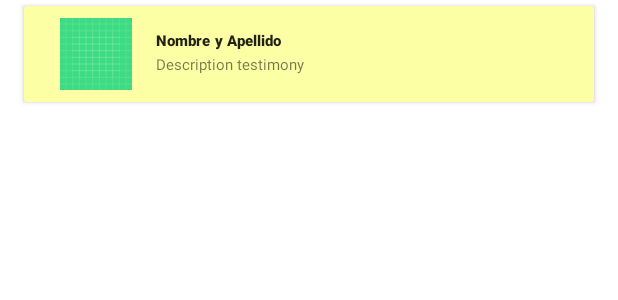
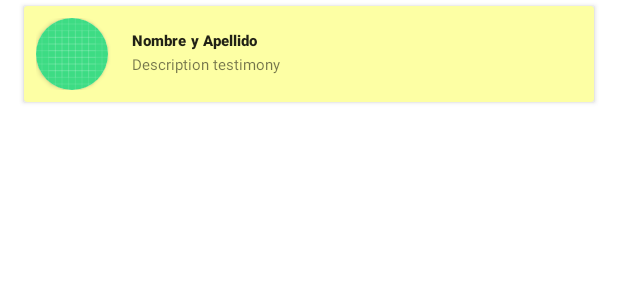
Before and after one commit to malgus79/OT218-Client, an Android app: the layout fragment_testimony_item.xml on its own in the app's theme, with its tools: preview values and no code run, on a phone screen of 412 x 824 dp. Shown: the top 300 px of the screen. Run offline under Robolectric (Android 15) with nearby library versions, the phone set to English and light mode, and no system bars; network calls fail.

```diff
--- a/app/src/main/java/com/melvin/ongandroid/businesslogic/repository/HomeRepository.kt
+++ b/app/src/main/java/com/melvin/ongandroid/businesslogic/repository/HomeRepository.kt
@@ -28,6 +28,7 @@ class HomeRepository @Inject constructor(private val APIService: APIServices) {
 
     //Calls APIservices getActivites function
 
-    suspend fun getActivities(): ActivitiesList{
+    suspend fun getActivities(): ActivitiesList {
         return APIService.getActivities()
+    }
 }
--- a/app/src/main/res/layout/fragment_testimony_item.xml
+++ b/app/src/main/res/layout/fragment_testimony_item.xml
@@ -13,17 +13,26 @@
         android:layout_height="wrap_content"
         android:padding="@dimen/common_padding_min">
 
+       <androidx.cardview.widget.CardView
+           android:id="@+id/cv_testimony_image"
+           android:layout_width="wrap_content"
+           android:layout_height="wrap_content"
+           app:cardCornerRadius="50dp"
+           app:layout_constraintBottom_toBottomOf="parent"
+           app:layout_constraintStart_toStartOf="parent"
+           app:layout_constraintTop_toTopOf="parent">
+
            <ImageView
                android:id="@+id/iv_testimony_image"
                android:layout_width="48.24dp"
                android:layout_height="48.24dp"
-            android:layout_marginStart="@dimen/common_margin_default"
                android:background="@drawable/ic_launcher_background"
                android:contentDescription="@string/img_testimony"
-            android:scaleType="fitXY"
-            app:layout_constraintBottom_toBottomOf="parent"
-            app:layout_constraintStart_toStartOf="parent"
-            app:layout_constraintTop_toTopOf="parent" />
+               android:scaleType="center"
+
+               />
+       </androidx.cardview.widget.CardView>
+
 
         <TextView
             android:id="@+id/tv_testimony_name"
@@ -37,7 +46,7 @@
             android:textSize="10sp"
             android:textStyle="bold"
             app:layout_constraintEnd_toEndOf="parent"
-            app:layout_constraintStart_toEndOf="@+id/iv_testimony_image"
+            app:layout_constraintStart_toEndOf="@+id/cv_testimony_image"
             app:layout_constraintTop_toTopOf="parent" />
 
         <TextView
@@ -52,7 +61,7 @@
             android:textSize="10sp"
             app:layout_constraintBottom_toBottomOf="parent"
             app:layout_constraintEnd_toEndOf="parent"
-            app:layout_constraintStart_toEndOf="@+id/iv_testimony_image"
+            app:layout_constraintStart_toEndOf="@+id/cv_testimony_image"
             app:layout_constraintTop_toBottomOf="@+id/tv_testimony_name"
             tools:text='"testimoniotestimoniotestimoniotestimoniotestimoniotestimoniotestimoniotestimoniotestimoniotestimoniotestimoniotestimoniotestimoniotestimoniotestimoniotestimonio"' />
 
```
Also changed, not shown: app/src/main/java/com/melvin/ongandroid/view/fragment/HomeFragment.kt (+48 -50 lines), app/src/main/java/com/melvin/ongandroid/viewmodel/HomeViewModel.kt (+30 -21 lines). Lines whose indentation alone changed are shown as unchanged.
